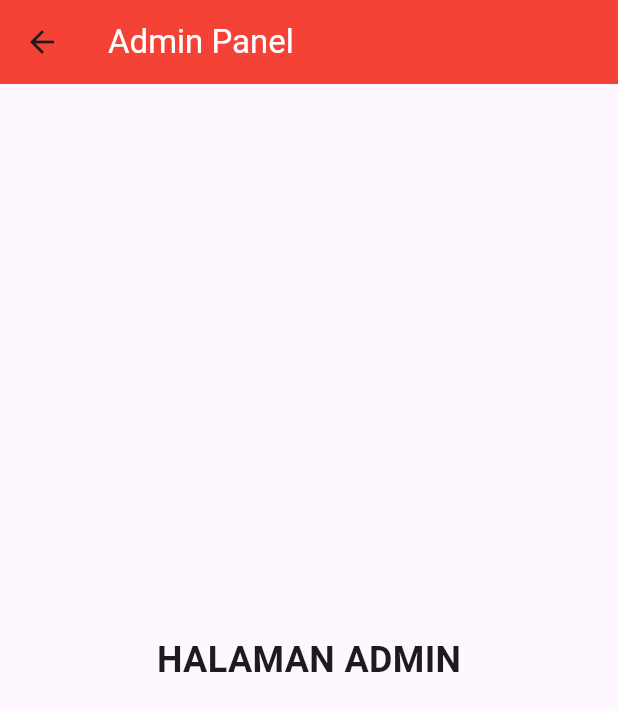
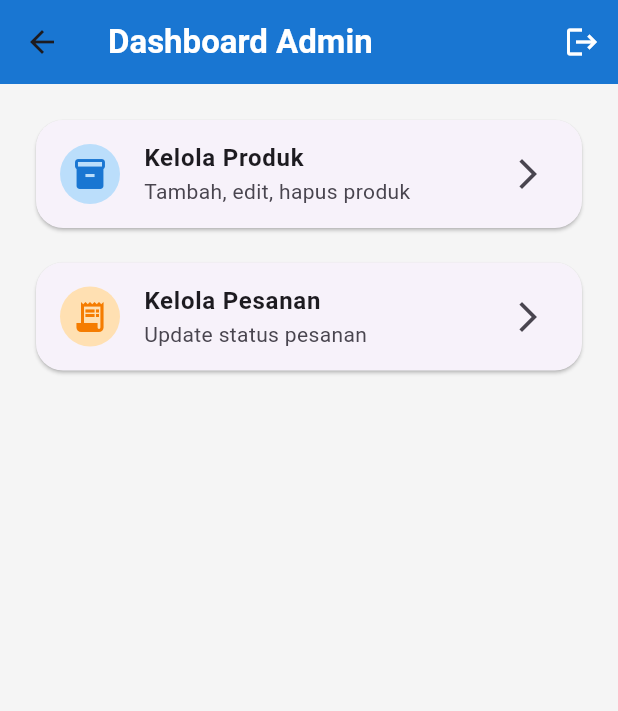
Before and after one commit to IlhamMaulana13/Project3-SitemApkOrderGalon, a Flutter app: the AdminScreen screen opened directly, on a phone screen of 412 x 824 dp. Shown: the top 711 px of the screen. Run offline on Flutter 3.47's test engine with Material 3 defaults, Android fonts, the phone set to English and light mode, and no system bars; our stand-ins replace firebase_auth, firebase_core, google_fonts, image_picker; accounts and stored records are empty; network calls fail.

Commit message:
menmabah kelola pesanan pada admin

```diff
--- a/galonfibonacci/lib/screens/admin_screen.dart
+++ b/galonfibonacci/lib/screens/admin_screen.dart
@@ -1,4 +1,8 @@
 import 'package:flutter/material.dart';
+import 'package:galonfibonacci/screens/admin_order_screen.dart';
+import 'package:galonfibonacci/screens/admin_product_screen.dart';
+import 'package:galonfibonacci/screens/login_screen.dart';
+import 'package:firebase_auth/firebase_auth.dart';
 
 class AdminScreen extends StatelessWidget {
   const AdminScreen({super.key});
@@ -6,22 +10,104 @@ class AdminScreen extends StatelessWidget {
   @override
   Widget build(BuildContext context) {
     return Scaffold(
+      backgroundColor: Colors.grey[100],
 
       appBar: AppBar(
+        backgroundColor: Colors.blue[700],
+
         title: const Text(
-          "Admin Panel",
-          style: TextStyle(color: Colors.white),
+          "Dashboard Admin",
+          style: TextStyle(color: Colors.white, fontWeight: FontWeight.bold),
         ),
-        backgroundColor: Colors.red,
+
+        actions: [
+          IconButton(
+            onPressed: () async {
+              await FirebaseAuth.instance.signOut();
+
+              Navigator.pushAndRemoveUntil(
+                context,
+                MaterialPageRoute(builder: (_) => const LoginScreen()),
+                (route) => false,
+              );
+            },
+
+            icon: const Icon(Icons.logout, color: Colors.white),
+          ),
+        ],
       ),
 
-      body: const Center(
-        child: Text(
-          "HALAMAN ADMIN",
-          style: TextStyle(
-            fontSize: 24,
-            fontWeight: FontWeight.bold,
-          ),
+      body: Padding(
+        padding: const EdgeInsets.all(20),
+
+        child: Column(
+          children: [
+            // MENU PRODUK
+            Card(
+              shape: RoundedRectangleBorder(
+                borderRadius: BorderRadius.circular(18),
+              ),
+
+              child: ListTile(
+                leading: CircleAvatar(
+                  backgroundColor: Colors.blue[100],
+
+                  child: Icon(Icons.inventory_2, color: Colors.blue[700]),
+                ),
+
+                title: const Text(
+                  "Kelola Produk",
+                  style: TextStyle(fontWeight: FontWeight.bold),
+                ),
+
+                subtitle: const Text("Tambah, edit, hapus produk"),
+
+                trailing: const Icon(Icons.arrow_forward_ios),
+
+                onTap: () {
+                  Navigator.push(
+                    context,
+                    MaterialPageRoute(
+                      builder: (_) => const AdminProductScreen(),
+                    ),
+                  );
+                },
+              ),
+            ),
+
+            const SizedBox(height: 15),
+
+            // MENU ORDER
+            Card(
+              shape: RoundedRectangleBorder(
+                borderRadius: BorderRadius.circular(18),
+              ),
+
+              child: ListTile(
+                leading: CircleAvatar(
+                  backgroundColor: Colors.orange[100],
+
+                  child: Icon(Icons.receipt_long, color: Colors.orange[700]),
+                ),
+
+                title: const Text(
+                  "Kelola Pesanan",
+                  style: TextStyle(fontWeight: FontWeight.bold),
+                ),
+
+                subtitle: const Text("Update status pesanan"),
+
+                trailing: const Icon(Icons.arrow_forward_ios),
+
+                onTap: () {
+                  Navigator.push(
+                    context,
+                    MaterialPageRoute(builder: (_) => const AdminOrderScreen()),
+                  );
+                },
+              ),
+            ),
+          ],
         ),
       ),
     );
--- a/galonfibonacci/pubspec.yaml
+++ b/galonfibonacci/pubspec.yaml
@@ -2,7 +2,7 @@ name: galonfibonacci
 description: "A new Flutter project."
 # The following line prevents the package from being accidentally published to
 # pub.dev using `flutter pub publish`. This is preferred for private packages.
-publish_to: 'none' # Remove this line if you wish to publish to pub.dev
+publish_to: "none" # Remove this line if you wish to publish to pub.dev
 
 # The following defines the version and build number for your application.
 # A version number is three numbers separated by dots, like 1.2.43
@@ -39,6 +39,7 @@ dependencies:
   firebase_core: ^4.7.0
   firebase_auth: ^6.4.0
   google_fonts: ^8.1.0
+  image_picker: ^1.1.2
 
 dev_dependencies:
   flutter_test:
@@ -56,7 +57,6 @@ dev_dependencies:
 
 # The following section is specific to Flutter packages.
 flutter:
-
   # The following line ensures that the Material Icons font is
   # included with your application, so that you can use the icons in
   # the material Icons class.
```
Also changed, not shown: galonfibonacci/lib/screens/admin_order_screen.dart (+157 -60 lines), galonfibonacci/lib/screens/admin_product_screen.dart (+132 -152 lines), galonfibonacci/pubspec.lock, 5 other files.
